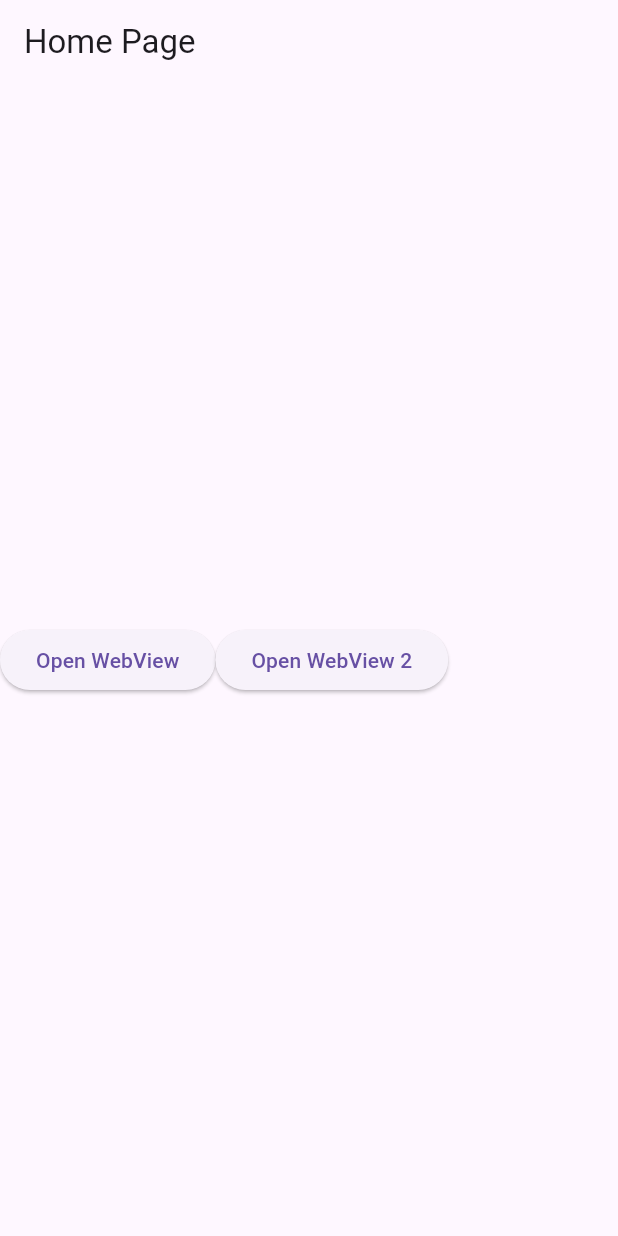
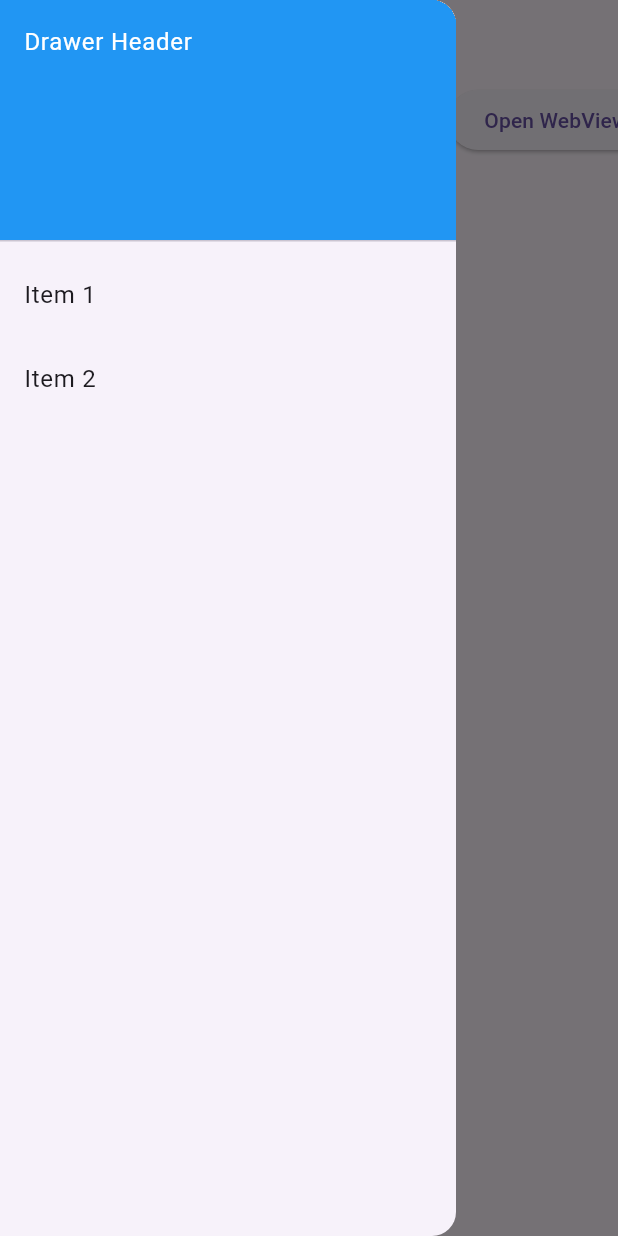
Before and after one commit to ETdan/msa, a Flutter app: the screen it shows after launch, with the side drawer open (before the commit the screen has no drawer), on a phone screen of 412 x 824 dp. Run offline on Flutter 3.47's test engine with Material 3 defaults, Android fonts, the phone set to English and light mode, and no system bars; our stand-ins replace webview_flutter.

Commit message:
add a drawer and SingleChildScrollView

```diff
--- a/lib/home_page.dart
+++ b/lib/home_page.dart
@@ -12,7 +12,41 @@ class HomePage extends StatelessWidget {
   Widget build(BuildContext context) {
     return Scaffold(
       appBar: AppBar(title: const Text('Home Page')),
-      body: Center(
+      drawer: Drawer(
+        child: ListView(
+          padding: EdgeInsets.zero,
+          children: <Widget>[
+            const DrawerHeader(
+              decoration: BoxDecoration(
+                color: Colors.blue,
+              ),
+              child: Text(
+                'Drawer Header',
+                style: TextStyle(
+                  color: Colors.white,
+                  fontSize: 16,
+                ),
+              ),
+            ),
+            ListTile(
+              title: Text('Item 1'),
+              onTap: () {
+                // Navigate to '/webview' when the first item is tapped
+                Navigator.pushNamed(context, '/webview');
+              },
+            ),
+            ListTile(
+              title: Text('Item 2'),
+              onTap: () {
+                // Add your desired action for the second item
+              },
+            ),
+            // Add more ListTile items as needed
+          ],
+        ),
+      ),
+      body: SingleChildScrollView(
+        scrollDirection: Axis.horizontal,
         child: Row(
           children: [
             ElevatedButton(
@@ -33,6 +67,123 @@ class HomePage extends StatelessWidget {
               },
               child: const Text('Open WebView 2'),
             ),
+            ElevatedButton(
+              onPressed: () {
+                Navigator.pushNamed(context, '/webview', arguments: {
+                  'initialUrl': "https://vidsrc.to/embed/movie/872585"
+                });
+                // _openWebView(context, "https://vidsrc.to/embed/movie/872585");
+              },
+              child: const Text('Open WebView'),
+            ),
+            ElevatedButton(
+              onPressed: () {
+                Navigator.pushNamed(context, '/webview', arguments: {
+                  'initialUrl': "https://vidsrc.to/embed/movie/872585"
+                });
+                // _openWebView(context, "https://vidsrc.to/embed/movie/872585");
+              },
+              child: const Text('Open WebView'),
+            ),
+            ElevatedButton(
+              onPressed: () {
+                Navigator.pushNamed(context, '/webview', arguments: {
+                  'initialUrl': "https://vidsrc.to/embed/movie/872585"
+                });
+                // _openWebView(context, "https://vidsrc.to/embed/movie/872585");
+              },
+              child: const Text('Open WebView'),
+            ),
+            ElevatedButton(
+              onPressed: () {
+                Navigator.pushNamed(context, '/webview', arguments: {
+                  'initialUrl': "https://vidsrc.to/embed/movie/872585"
+                });
+                // _openWebView(context, "https://vidsrc.to/embed/movie/872585");
+              },
+              child: const Text('Open WebView'),
+            ),
+            ElevatedButton(
+              onPressed: () {
+                Navigator.pushNamed(context, '/webview', arguments: {
+                  'initialUrl': "https://vidsrc.to/embed/movie/872585"
+                });
+                // _openWebView(context, "https://vidsrc.to/embed/movie/872585");
+              },
+              child: const Text('Open WebView'),
+            ),
+            ElevatedButton(
+              onPressed: () {
+                Navigator.pushNamed(context, '/webview', arguments: {
+                  'initialUrl': "https://vidsrc.to/embed/movie/872585"
+                });
+                // _openWebView(context, "https://vidsrc.to/embed/movie/872585");
+              },
+              child: const Text('Open WebView'),
+            ),
+            ElevatedButton(
+              onPressed: () {
+                Navigator.pushNamed(context, '/webview', arguments: {
+                  'initialUrl': "https://vidsrc.to/embed/movie/872585"
+                });
+                // _openWebView(context, "https://vidsrc.to/embed/movie/872585");
+              },
+              child: const Text('Open WebView'),
+            ),
+            ElevatedButton(
+              onPressed: () {
+                Navigator.pushNamed(context, '/webview', arguments: {
+                  'initialUrl': "https://vidsrc.to/embed/movie/872585"
+                });
+                // _openWebView(context, "https://vidsrc.to/embed/movie/872585");
+              },
+              child: const Text('Open WebView'),
+            ),
+            ElevatedButton(
+              onPressed: () {
+                Navigator.pushNamed(context, '/webview', arguments: {
+                  'initialUrl': "https://vidsrc.to/embed/movie/872585"
+                });
+                // _openWebView(context, "https://vidsrc.to/embed/movie/872585");
+              },
+              child: const Text('Open WebView'),
+            ),
+            ElevatedButton(
+              onPressed: () {
+                Navigator.pushNamed(context, '/webview', arguments: {
+                  'initialUrl': "https://vidsrc.to/embed/movie/872585"
+                });
+                // _openWebView(context, "https://vidsrc.to/embed/movie/872585");
+              },
+              child: const Text('Open WebView'),
+            ),
+            ElevatedButton(
+              onPressed: () {
+                Navigator.pushNamed(context, '/webview', arguments: {
+                  'initialUrl': "https://vidsrc.to/embed/movie/872585"
+                });
+                // _openWebView(context, "https://vidsrc.to/embed/movie/872585");
+              },
+              child: const Text('Open WebView'),
+            ),
+            ElevatedButton(
+              onPressed: () {
+                Navigator.pushNamed(context, '/webview', arguments: {
+                  'initialUrl': "https://vidsrc.to/embed/movie/872585"
+                });
+                // _openWebView(context, "https://vidsrc.to/embed/movie/872585");
+              },
+              child: const Text('Open WebView'),
+            ),
+            ElevatedButton(
+              onPressed: () {
+                Navigator.pushNamed(context, '/webview', arguments: {
+                  'initialUrl': "https://vidsrc.to/embed/movie/872585"
+                });
+                // _openWebView(context, "https://vidsrc.to/embed/movie/872585");
+              },
+              child: const Text('Open WebView'),
+            ),
           ],
         ),
       ),
--- a/pubspec.yaml
+++ b/pubspec.yaml
@@ -33,6 +33,9 @@ dependencies:
   # flutter_widget_from_html: ^0.14.11
   cupertino_icons: ^1.0.2
   webview_flutter: ^4.4.4
+  #
+  provider: ^6.1.1
+
 dev_dependencies:
   flutter_test:
     sdk: flutter
```
Also changed, not shown: pubspec.lock.
